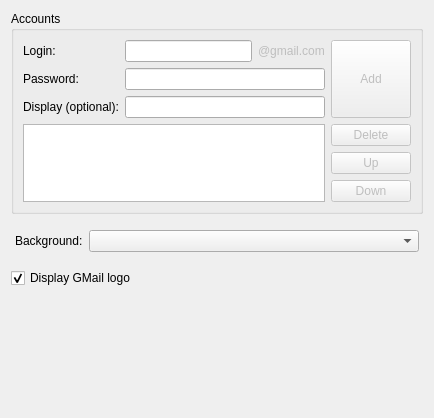
gilcn/nextshows, file playground/Plasma/GMailNotifier/src/applet/gmailnotifierappletconfig.ui: the form before one commit.
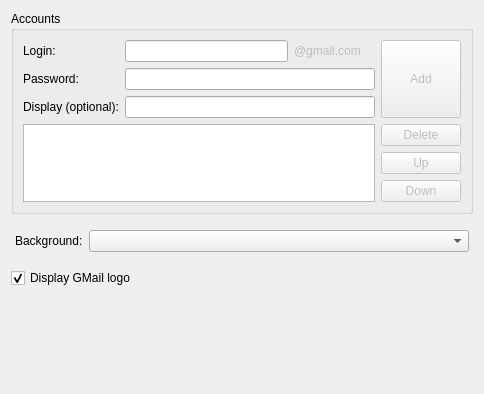
The form after the commit. Custom widgets are drawn as their Qt base class.

Commit message: Settings dialog logic seems to be working...

Diff of the .ui file:
```diff
--- a/playground/Plasma/GMailNotifier/src/applet/gmailnotifierappletconfig.ui
+++ b/playground/Plasma/GMailNotifier/src/applet/gmailnotifierappletconfig.ui
@@ -5,15 +5,15 @@
    <rect>
     <x>0</x>
     <y>0</y>
-    <width>434</width>
-    <height>418</height>
+    <width>484</width>
+    <height>394</height>
    </rect>
   </property>
   <property name="windowTitle" >
    <string>Form</string>
   </property>
   <layout class="QGridLayout" name="gridLayout_4" >
-   <item row="0" column="0" colspan="2" >
+   <item row="0" column="0" >
     <widget class="QGroupBox" name="groupBox" >
      <property name="title" >
       <string>Accounts</string>
@@ -143,7 +143,7 @@
      </layout>
     </widget>
    </item>
-   <item row="1" column="0" colspan="2" >
+   <item row="1" column="0" >
     <spacer name="verticalSpacer_2" >
      <property name="orientation" >
       <enum>Qt::Vertical</enum>
@@ -159,7 +159,7 @@
      </property>
     </spacer>
    </item>
-   <item row="2" column="0" colspan="2" >
+   <item row="2" column="0" >
     <layout class="QHBoxLayout" name="horizontalLayout" >
      <property name="leftMargin" >
       <number>4</number>
@@ -192,7 +192,7 @@
      </item>
     </layout>
    </item>
-   <item row="3" column="1" >
+   <item row="3" column="0" >
     <spacer name="verticalSpacer_3" >
      <property name="orientation" >
       <enum>Qt::Vertical</enum>
@@ -221,7 +221,7 @@
      </property>
     </widget>
    </item>
-   <item row="5" column="0" colspan="2" >
+   <item row="5" column="0" >
     <spacer name="verticalSpacer" >
      <property name="orientation" >
       <enum>Qt::Vertical</enum>
```
Left out of the diff: 6 changed lines with no effect on the pictures. The commit also changes 2 other files.
